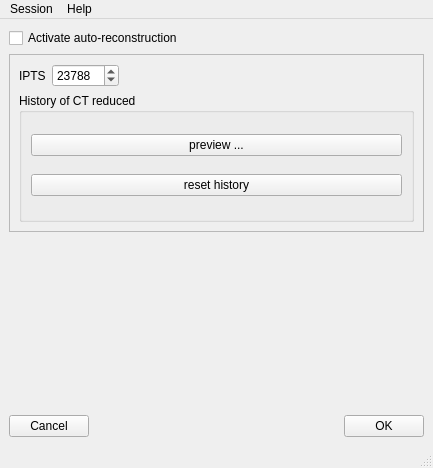
The window that rockit_autoreconstruction_ui/ui/mainWindow.ui (ornlneutronimaging/rockit_autoreconstruction_ui) describes before a commit, drawn with Qt 5.
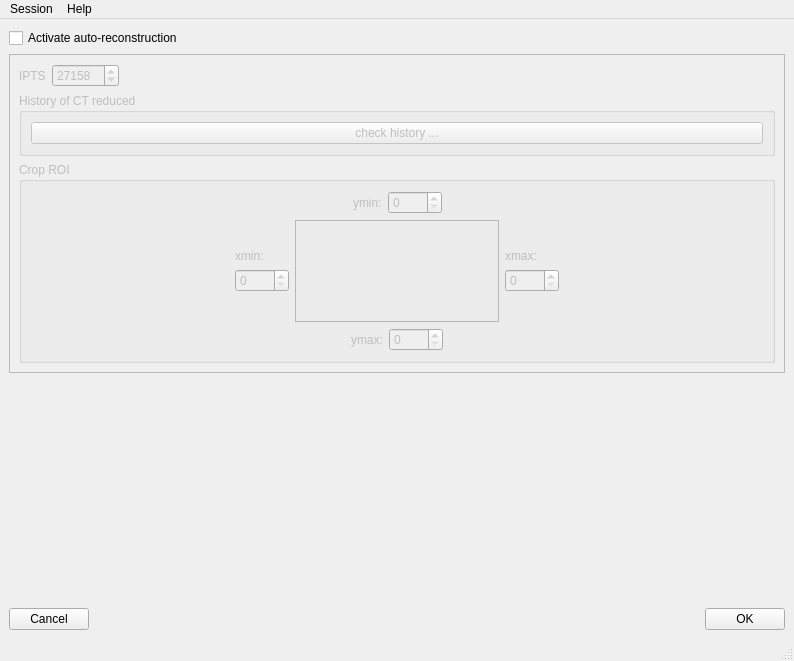
The same window after the commit.

What changed in the file:
```diff
--- a/rockit_autoreconstruction_ui/ui/mainWindow.ui
+++ b/rockit_autoreconstruction_ui/ui/mainWindow.ui
@@ -6,8 +6,8 @@
    <rect>
     <x>0</x>
     <y>0</y>
-    <width>433</width>
-    <height>468</height>
+    <width>794</width>
+    <height>661</height>
    </rect>
   </property>
   <property name="windowTitle">
@@ -24,6 +24,9 @@
     </item>
     <item>
      <widget class="QFrame" name="auto_reconstruction_frame">
+      <property name="enabled">
+       <bool>false</bool>
+      </property>
       <property name="frameShape">
        <enum>QFrame::StyledPanel</enum>
       </property>
@@ -49,7 +52,7 @@
             <number>1000000</number>
            </property>
            <property name="value">
-            <number>23788</number>
+            <number>27158</number>
            </property>
           </widget>
          </item>
@@ -83,17 +86,237 @@
           <item>
            <widget class="QPushButton" name="preview_pushButton">
             <property name="text">
-             <string>preview ...</string>
+             <string>check history ...</string>
             </property>
            </widget>
           </item>
-          <item>
-           <widget class="QPushButton" name="reset_history_pushButton">
-            <property name="text">
-             <string>reset history</string>
+         </layout>
+        </widget>
+       </item>
+       <item>
+        <widget class="QGroupBox" name="groupBox_2">
+         <property name="title">
+          <string>Crop ROI</string>
+         </property>
+         <layout class="QGridLayout" name="gridLayout">
+          <item row="1" column="2">
+           <widget class="QFrame" name="frame">
+            <property name="sizePolicy">
+             <sizepolicy hsizetype="MinimumExpanding" vsizetype="Expanding">
+              <horstretch>0</horstretch>
+              <verstretch>0</verstretch>
+             </sizepolicy>
             </property>
+            <property name="frameShape">
+             <enum>QFrame::StyledPanel</enum>
+            </property>
+            <property name="frameShadow">
+             <enum>QFrame::Raised</enum>
+            </property>
            </widget>
           </item>
+          <item row="0" column="2">
+           <layout class="QHBoxLayout" name="horizontalLayout_3">
+            <item>
+             <spacer name="horizontalSpacer_5">
+              <property name="orientation">
+               <enum>Qt::Horizontal</enum>
+              </property>
+              <property name="sizeHint" stdset="0">
+               <size>
+                <width>40</width>
+                <height>20</height>
+               </size>
+              </property>
+             </spacer>
+            </item>
+            <item>
+             <widget class="QLabel" name="label_2">
+              <property name="text">
+               <string>ymin:</string>
+              </property>
+             </widget>
+            </item>
+            <item>
+             <widget class="QSpinBox" name="ymin_spinBox">
+              <property name="maximum">
+               <number>5000</number>
+              </property>
+             </widget>
+            </item>
+            <item>
+             <spacer name="horizontalSpacer_6">
+              <property name="orientation">
+               <enum>Qt::Horizontal</enum>
+              </property>
+              <property name="sizeHint" stdset="0">
+               <size>
+                <width>40</width>
+                <height>20</height>
+               </size>
+              </property>
+             </spacer>
+            </item>
+           </layout>
+          </item>
+          <item row="1" column="1">
+           <layout class="QVBoxLayout" name="verticalLayout_4">
+            <item>
+             <spacer name="verticalSpacer_4">
+              <property name="orientation">
+               <enum>Qt::Vertical</enum>
+              </property>
+              <property name="sizeHint" stdset="0">
+               <size>
+                <width>20</width>
+                <height>40</height>
+               </size>
+              </property>
+             </spacer>
+            </item>
+            <item>
+             <widget class="QLabel" name="label_4">
+              <property name="text">
+               <string>xmin:</string>
+              </property>
+             </widget>
+            </item>
+            <item>
+             <widget class="QSpinBox" name="xmin_spinBox">
+              <property name="maximum">
+               <number>5000</number>
+              </property>
+             </widget>
+            </item>
+            <item>
+             <spacer name="verticalSpacer">
+              <property name="orientation">
+               <enum>Qt::Vertical</enum>
+              </property>
+              <property name="sizeHint" stdset="0">
+               <size>
+                <width>20</width>
+                <height>40</height>
+               </size>
+              </property>
+             </spacer>
+            </item>
+           </layout>
+          </item>
+          <item row="1" column="0">
+           <spacer name="horizontalSpacer_3">
+            <property name="orientation">
+             <enum>Qt::Horizontal</enum>
+            </property>
+            <property name="sizeHint" stdset="0">
+             <size>
+              <width>40</width>
+              <height>20</height>
+             </size>
+            </property>
+           </spacer>
+          </item>
+          <item row="1" column="3">
+           <layout class="QVBoxLayout" name="verticalLayout_5">
+            <item>
+             <spacer name="verticalSpacer_5">
+              <property name="orientation">
+               <enum>Qt::Vertical</enum>
+              </property>
+              <property name="sizeHint" stdset="0">
+               <size>
+                <width>20</width>
+                <height>40</height>
+               </size>
+              </property>
+             </spacer>
+            </item>
+            <item>
+             <widget class="QLabel" name="label_3">
+              <property name="text">
+               <string>xmax:</string>
+              </property>
+             </widget>
+            </item>
+            <item>
+             <widget class="QSpinBox" name="xmax_spinBox">
+              <property name="maximum">
+               <number>5000</number>
+              </property>
+             </widget>
+            </item>
+            <item>
+             <spacer name="verticalSpacer_2">
+              <property name="orientation">
+               <enum>Qt::Vertical</enum>
+              </property>
+              <property name="sizeHint" stdset="0">
+               <size>
+                <width>20</width>
+                <height>40</height>
+               </size>
+              </property>
+             </spacer>
+            </item>
+           </layout>
+          </item>
+          <item row="2" column="2">
+           <layout class="QHBoxLayout" name="horizontalLayout_4">
+            <item>
+             <spacer name="horizontalSpacer_7">
+              <property name="orientation">
+               <enum>Qt::Horizontal</enum>
+              </property>
+              <property name="sizeHint" stdset="0">
+               <size>
+                <width>40</width>
+                <height>20</height>
+               </size>
+              </property>
+             </spacer>
+            </item>
+            <item>
+             <widget class="QLabel" name="label_5">
+              <property name="text">
+               <string>ymax:</string>
+              </property>
+             </widget>
+            </item>
+            <item>
+             <widget class="QSpinBox" name="ymax_spinBox">
+              <property name="maximum">
+               <number>5000</number>
+              </property>
+             </widget>
+            </item>
+            <item>
+             <spacer name="horizontalSpacer_8">
+              <property name="orientation">
+               <enum>Qt::Horizontal</enum>
+              </property>
+              <property name="sizeHint" stdset="0">
+               <size>
+                <width>40</width>
+                <height>20</height>
+               </size>
+              </property>
+             </spacer>
+            </item>
+           </layout>
+          </item>
+          <item row="1" column="4">
+           <spacer name="horizontalSpacer_4">
+            <property name="orientation">
+             <enum>Qt::Horizontal</enum>
+            </property>
+            <property name="sizeHint" stdset="0">
+             <size>
+              <width>40</width>
+              <height>20</height>
+             </size>
+            </property>
+           </spacer>
+          </item>
          </layout>
         </widget>
        </item>
@@ -108,7 +331,7 @@
       <property name="sizeHint" stdset="0">
        <size>
         <width>20</width>
-        <height>153</height>
+        <height>249</height>
        </size>
       </property>
      </spacer>
@@ -151,7 +374,7 @@
     <rect>
      <x>0</x>
      <y>0</y>
-     <width>433</width>
+     <width>794</width>
      <height>24</height>
     </rect>
    </property>
```
Left out of the diff: 16 changed lines with no effect on the pictures.
